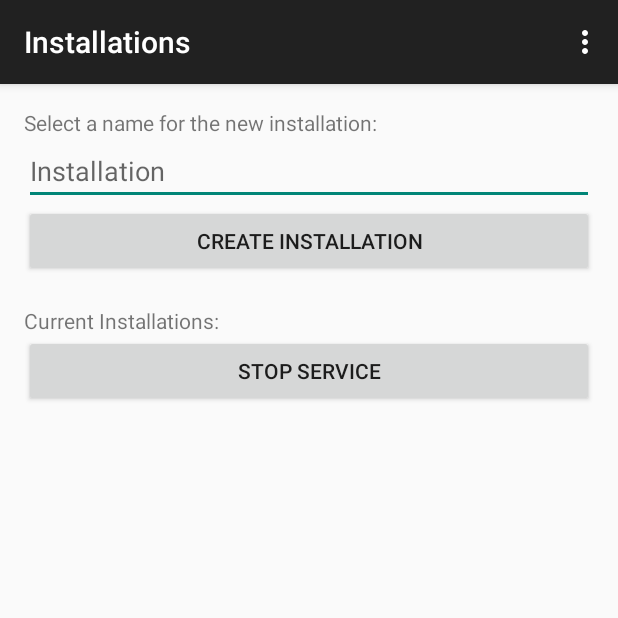
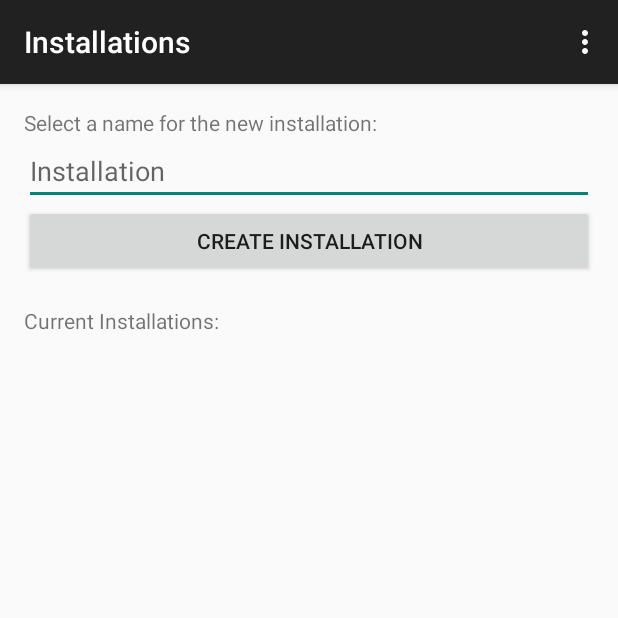
Before and after one commit to Nebla/udpSocket, an Android app: the InstallationsActivity screen opened directly, with no data from a screen before it, on a phone screen of 412 x 824 dp, the top half of it. Run offline under Robolectric (Android 15) with nearby library versions, the phone set to English and light mode, and no system bars; 1 statement that could not run was skipped.

Commit message:
Removed stop service method from installations screen.

```diff
--- a/Android/udpSocket/app/src/main/res/layout/activity_installations.xml
+++ b/Android/udpSocket/app/src/main/res/layout/activity_installations.xml
@@ -39,9 +39,4 @@
         android:layout_width="match_parent"
         android:layout_height="wrap_content"/>
 
-    <Button
-        android:layout_width="match_parent"
-        android:layout_height="wrap_content"
-        android:text="@string/button_stop_service"
-        android:onClick="stopService"/>
 </LinearLayout>
```
